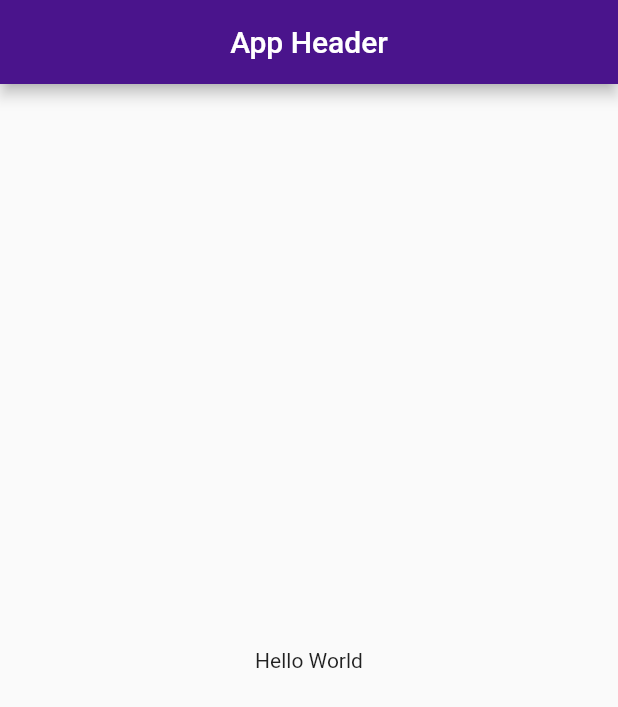
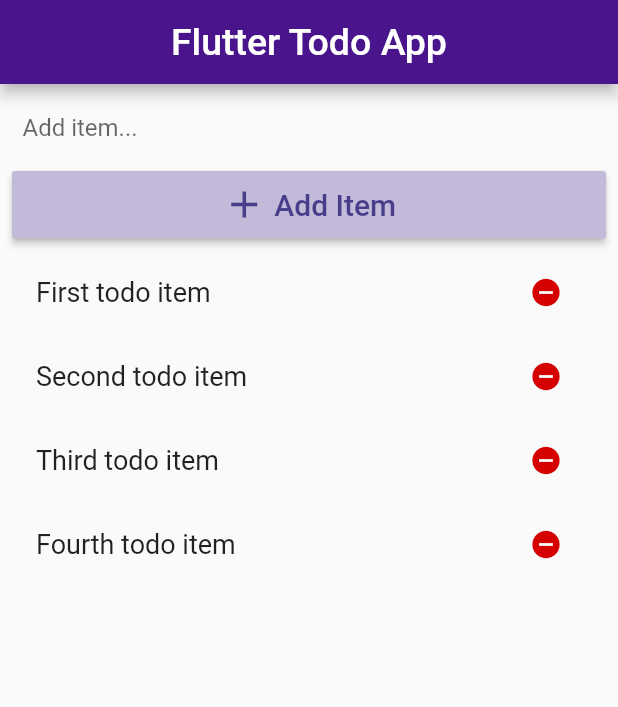
Before and after one commit to UserSina/flutter_todo_app, a Flutter app: the screen it shows after launch, on a phone screen of 412 x 824 dp. Shown: the top 707 px of the screen. Run offline on Flutter 3.47's test engine with Material 2 defaults, Android fonts, the phone set to English and light mode, and no system bars.

```diff
--- a/lib/main.dart
+++ b/lib/main.dart
@@ -1,18 +1,79 @@
+import 'package:demo_flutter_app/src/widgets/add_item.dart';
 import 'package:flutter/material.dart';
+
+import './src/widgets/add_item.dart';
+import './src/widgets/my_list.dart';
 
 void main() => runApp(MyApp());
 
-class MyApp extends StatelessWidget {
+// Will be re-rendered when external data changes
+class MyApp extends StatefulWidget {
+  @override
+  _MyAppState createState() => _MyAppState();
+}
+
+// Will NOT be re-rendered when external data changes (persistent)
+// This is because data should NOT be reset
+class _MyAppState extends State<MyApp> {
+  final _myTodos = [
+    {
+      "id": 0,
+      "title": "First todo item",
+    },
+    {
+      "id": 1,
+      "title": "Second todo item",
+    },
+    {
+      "id": 2,
+      "title": "Third todo item",
+    },
+    {
+      "id": 3,
+      "title": "Fourth todo item",
+    },
+  ];
+
+  void _addItem(String itemText) {
+    if (itemText == "" || itemText == null) {
+      print("Empty text !!");
+      return;
+    }
+
+    var myObj = {
+      "id": 5464, // Randomize this
+      "title": itemText,
+    };
+    setState(() {
+      _myTodos.add(myObj);
+    });
+    print("Item added: $itemText");
+  }
+
+  void _removeItem(int id) {
+    setState(() {
+      // Should be inside setState to cause a re-render
+      _myTodos.removeWhere((item) => item['id'] == id);
+    });
+    print("Item removed, index: $id");
+  }
+
   @override
   Widget build(BuildContext context) {
     return MaterialApp(
       theme: ThemeData(primaryColor: Colors.purple[900]),
       home: Scaffold(
-          appBar: AppBar(
-            title: Text("App Header"),
-            centerTitle: true,
-          ),
-          body: Center(child: Text("Hello World"))),
+        appBar: AppBar(
+          title: Text("Flutter Todo App", style: TextStyle(fontSize: 25)),
+          centerTitle: true,
+        ),
+        body: Column(
+          children: <Widget>[
+            AddItem(addItem: _addItem),
+            Flexible(child: MyList(items: _myTodos, removeItem: _removeItem)),
+          ],
+        ),
+      ),
     );
   }
 }
--- /dev/null
+++ b/lib/src/config/rest_config.dart
@@ -0,0 +1,2 @@
+const String get_api = 'https://jsonplaceholder.typicode.com/todos?_limit=4';
+const String post_api = 'https://jsonplaceholder.typicode.com/todos';
--- /dev/null
+++ b/lib/src/service/db_manager.dart
@@ -0,0 +1,24 @@
+import 'dart:convert';
+import 'package:http/http.dart' as http;
+
+import './todo.dart';
+import '../config//rest_config.dart' as Constants;
+
+Future<Todo> getTodos() async {
+  final response = await http.get(Constants.get_api);
+  if (response.statusCode == 200) {
+    // If the server did return a 200 OK response,
+    // then parse the JSON.
+    // FIXME: Response is a list of todos, not a todo
+    return Todo.fromJson(json.decode(response.body));
+  } else {
+    // If the server did not return a 200 OK response,
+    // then throw an exception.
+    throw Exception('Failed to load todos');
+  }
+}
+
+// FIXME: Finish the post
+Future<http.Response> postTodo() {
+  return http.post(Constants.post_api);
+}
--- /dev/null
+++ b/lib/src/service/todo.dart
@@ -0,0 +1,15 @@
+class Todo {
+  final int id;
+  final String title;
+
+  Todo(this.id, this.title);
+
+  Todo.fromJson(Map<String, dynamic> json)
+      : id = json['id'],
+        title = json['title'];
+
+  Map<String, dynamic> toJson() => {
+        'id': id,
+        'title': title,
+      };
+}
--- /dev/null
+++ b/lib/src/widgets/add_item.dart
@@ -0,0 +1,55 @@
+import 'package:flutter/material.dart';
+
+class AddItem extends StatelessWidget {
+  final Function addItem;
+
+  AddItem({this.addItem});
+
+  @override
+  Widget build(BuildContext context) {
+    // This controller resets every re-render (due to external data being passed)
+    // To avoid the reset, move the controller to _MyAppState
+    // and pass it as an argument(parameter) to this class (AddItem)
+    final myController = TextEditingController();
+
+    return Column(
+      children: <Widget>[
+        Container(
+          padding: EdgeInsets.fromLTRB(15, 5, 0, 5),
+          width: double.infinity,
+          child: TextField(
+            controller: myController,
+            decoration: InputDecoration(
+              border: InputBorder.none,
+              hintText: 'Add item...',
+            ),
+            style: TextStyle(fontSize: 16),
+          ),
+        ),
+        Container(
+          height: 45,
+          margin: EdgeInsets.fromLTRB(8, 0, 8, 0),
+          child: RaisedButton(
+            onPressed: () => addItem(myController.text),
+            color: Color(0xffc2bad8),
+            textColor: Color(0xff483d8b),
+            child: Row(
+              mainAxisAlignment: MainAxisAlignment.center,
+              children: <Widget>[
+                Icon(
+                  Icons.add,
+                  size: 30,
+                  color: Color(0xff483d8b),
+                ),
+                Text(
+                  ' Add Item',
+                  style: TextStyle(fontSize: 20),
+                ),
+              ],
+            ),
+          ),
+        ),
+      ],
+    );
+  }
+}
--- /dev/null
+++ b/lib/src/widgets/list_item.dart
@@ -0,0 +1,26 @@
+import 'package:flutter/material.dart';
+
+class ListItem extends StatelessWidget {
+  final Map<String, Object> todoItem;
+  final Function removeItem;
+
+  ListItem({this.todoItem, this.removeItem});
+
+  @override
+  Widget build(BuildContext context) {
+    return ListTile(
+      title: Text(
+        todoItem['title'],
+        style: TextStyle(fontSize: 18),
+      ),
+      trailing: IconButton(
+        icon: Icon(
+          Icons.remove_circle,
+          size: 22,
+          color: Colors.redAccent[700],
+        ),
+        onPressed: () => removeItem(todoItem['id']),
+      ),
+    );
+  }
+}
--- /dev/null
+++ b/lib/src/widgets/my_list.dart
@@ -0,0 +1,23 @@
+import 'package:flutter/material.dart';
+
+import 'list_item.dart';
+
+class MyList extends StatelessWidget {
+  final List<Map<String, Object>> items;
+  final Function removeItem;
+
+  MyList({this.items, this.removeItem});
+
+  @override
+  Widget build(BuildContext context) {
+    return ListView(
+      padding: const EdgeInsets.all(8),
+      children: (items).map((todo) {
+        return ListItem(
+          todoItem: todo,
+          removeItem: removeItem,
+        );
+      }).toList(),
+    );
+  }
+}
```
Also changed, not shown: pubspec.yaml (+2 -6 lines), pubspec.lock.
